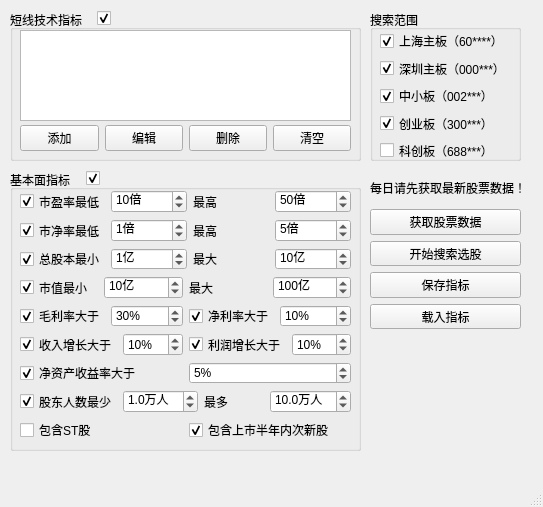
First picture: the form in QtDesign/StockFinder.ui, repository victor647/QuantumStockTrade, before the edit.
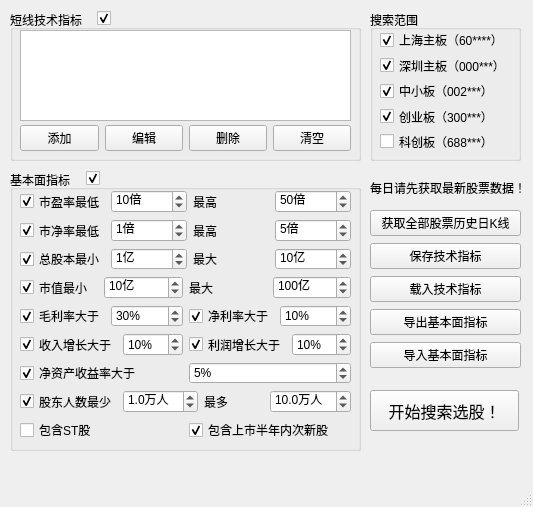
Second picture: the form after the edit.

Commit message: 更新了选股器

```diff
--- a/QtDesign/StockFinder.ui
+++ b/QtDesign/StockFinder.ui
@@ -6,7 +6,7 @@
    <rect>
     <x>0</x>
     <y>0</y>
-    <width>543</width>
+    <width>533</width>
     <height>507</height>
    </rect>
   </property>
@@ -38,7 +38,7 @@
        <x>10</x>
        <y>20</y>
        <width>135</width>
-       <height>131</height>
+       <height>121</height>
       </rect>
      </property>
      <property name="font">
@@ -899,7 +899,7 @@
       <x>370</x>
       <y>209</y>
       <width>151</width>
-      <height>120</height>
+      <height>161</height>
      </rect>
     </property>
     <layout class="QVBoxLayout" name="verticalLayout">
@@ -912,12 +912,12 @@
         </font>
        </property>
        <property name="text">
-        <string>获取股票数据</string>
+        <string>获取全部股票历史日K线</string>
        </property>
       </widget>
      </item>
      <item>
-      <widget class="QPushButton" name="btnStartSearch">
+      <widget class="QPushButton" name="btnSaveTechnicalConfig">
        <property name="font">
         <font>
          <family>Microsoft YaHei UI</family>
@@ -925,7 +925,7 @@
         </font>
        </property>
        <property name="text">
-        <string>开始搜索选股</string>
+        <string>保存技术指标</string>
        </property>
       </widget>
      </item>
@@ -938,7 +938,7 @@
         </font>
        </property>
        <property name="text">
-        <string>保存指标</string>
+        <string>载入技术指标</string>
        </property>
       </widget>
      </item>
@@ -951,7 +951,20 @@
         </font>
        </property>
        <property name="text">
-        <string>载入指标</string>
+        <string>导出基本面指标</string>
+       </property>
+      </widget>
+     </item>
+     <item>
+      <widget class="QPushButton" name="btnLoadCompanyConfig">
+       <property name="font">
+        <font>
+         <family>Microsoft YaHei UI</family>
+         <pointsize>9</pointsize>
+        </font>
+       </property>
+       <property name="text">
+        <string>导入基本面指标</string>
        </property>
       </widget>
      </item>
@@ -976,6 +989,25 @@
      <string>每日请先获取最新股票数据！</string>
     </property>
    </widget>
+   <widget class="QPushButton" name="btnStartSearch">
+    <property name="geometry">
+     <rect>
+      <x>370</x>
+      <y>390</y>
+      <width>149</width>
+      <height>41</height>
+     </rect>
+    </property>
+    <property name="font">
+     <font>
+      <family>Microsoft YaHei UI</family>
+      <pointsize>12</pointsize>
+     </font>
+    </property>
+    <property name="text">
+     <string>开始搜索选股！</string>
+    </property>
+   </widget>
   </widget>
   <widget class="QMenuBar" name="menubar">
    <property name="geometry">
```
Left out of the diff: 83 changed lines with no effect on the pictures. The commit also changes 12 other files.
